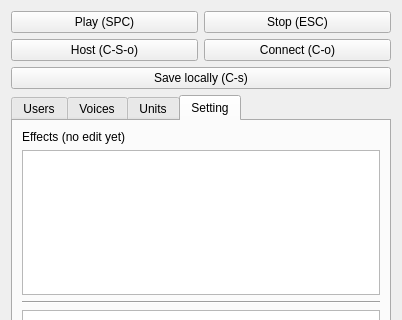
Before: the Qt Designer form src/editor/sidemenu/SideMenu.ui in yuxshao/ptcollab, drawn with Qt 5; both pictures show x 0 to 402 and y 0 to 320 of the 402 by 626 pixel window.
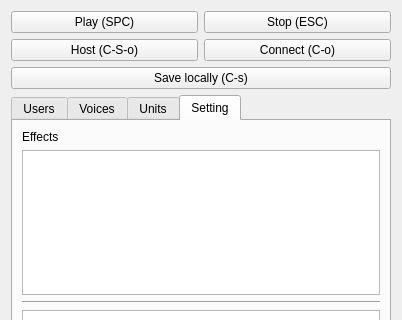
After: the same form once the commit is applied. Icons and pictures are not drawn.

The edit to the form file:
```diff
--- a/src/editor/sidemenu/SideMenu.ui
+++ b/src/editor/sidemenu/SideMenu.ui
@@ -213,7 +213,7 @@
        <item>
         <widget class="QLabel" name="label_6">
          <property name="text">
-          <string>Effects (no edit yet)</string>
+          <string>Effects</string>
          </property>
         </widget>
        </item>
```
